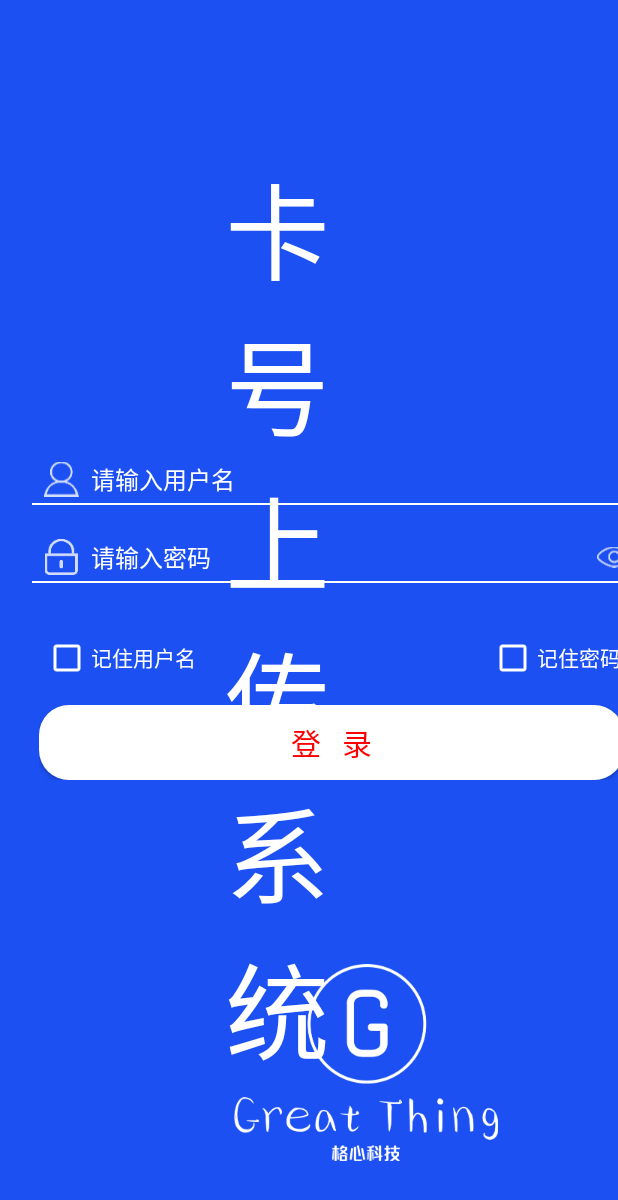
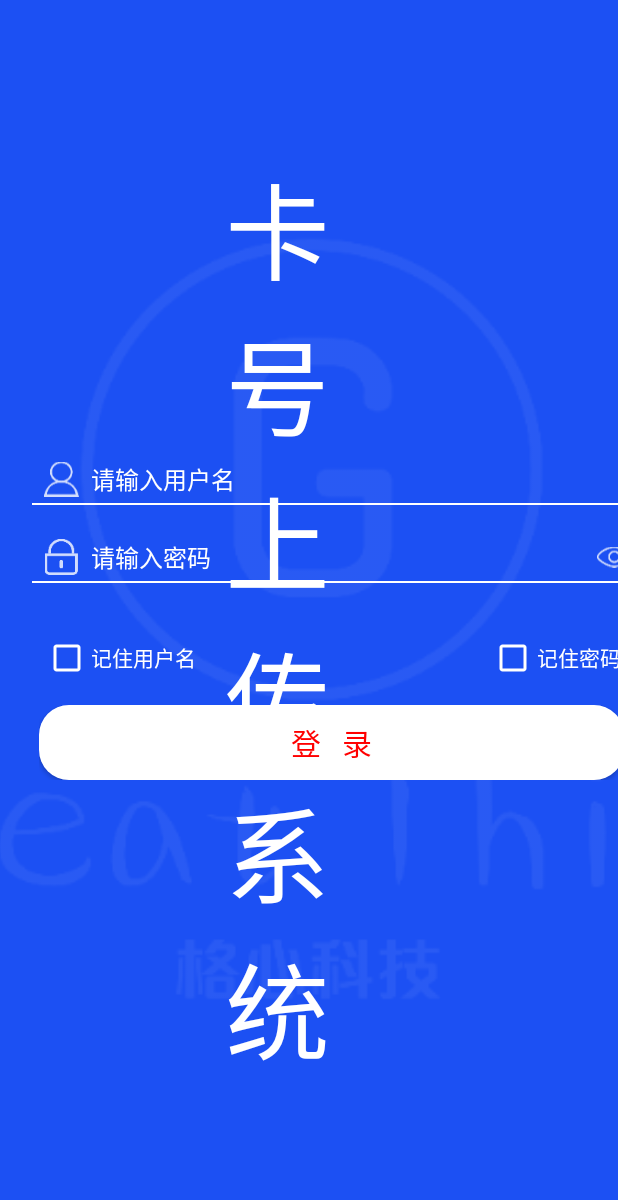
Before and after one commit to 1097919195/BaseReadCard, an Android app: the layout act_login_another.xml on its own in the app's theme, with its tools: preview values and no code run, on a phone screen of 412 x 824 dp. Shown: the top 1200 px of the screen. Run offline under Robolectric (Android 15) with nearby library versions, the phone set to English and light mode, and no system bars.

Commit message:
splashActivity style perfect

```diff
--- a/app/src/main/res/layout/act_login_another.xml
+++ b/app/src/main/res/layout/act_login_another.xml
@@ -5,19 +5,12 @@
     android:background="#1c50f3"
     >
 
-    <LinearLayout
-        android:layout_marginBottom="50dp"
-        android:layout_marginRight="80dp"
-        android:layout_alignParentBottom="true"
-        android:gravity="center"
-        android:layout_alignParentRight="true"
-        android:layout_width="wrap_content"
-        android:layout_height="wrap_content">
-        <ImageView
-            android:layout_width="wrap_content"
-            android:layout_height="wrap_content"
-            android:background="@mipmap/logo"/>
-    </LinearLayout>
+    <ImageView
+        android:layout_centerInParent="true"
+        android:scaleType="centerCrop"
+        android:src="@mipmap/big_logo2"
+        android:layout_width="1100dp"
+        android:layout_height="1100dp" />
 
     <!--<TextView-->
         <!--android:layout_marginTop="20dp"-->
```
Also changed, not shown: app/src/main/res/mipmap-xxxhdpi/big_blue_logo.png (added), app/src/main/res/mipmap-xxxhdpi/big_logo.png (added), app/src/main/res/mipmap-xxxhdpi/big_logo2.png (added).
